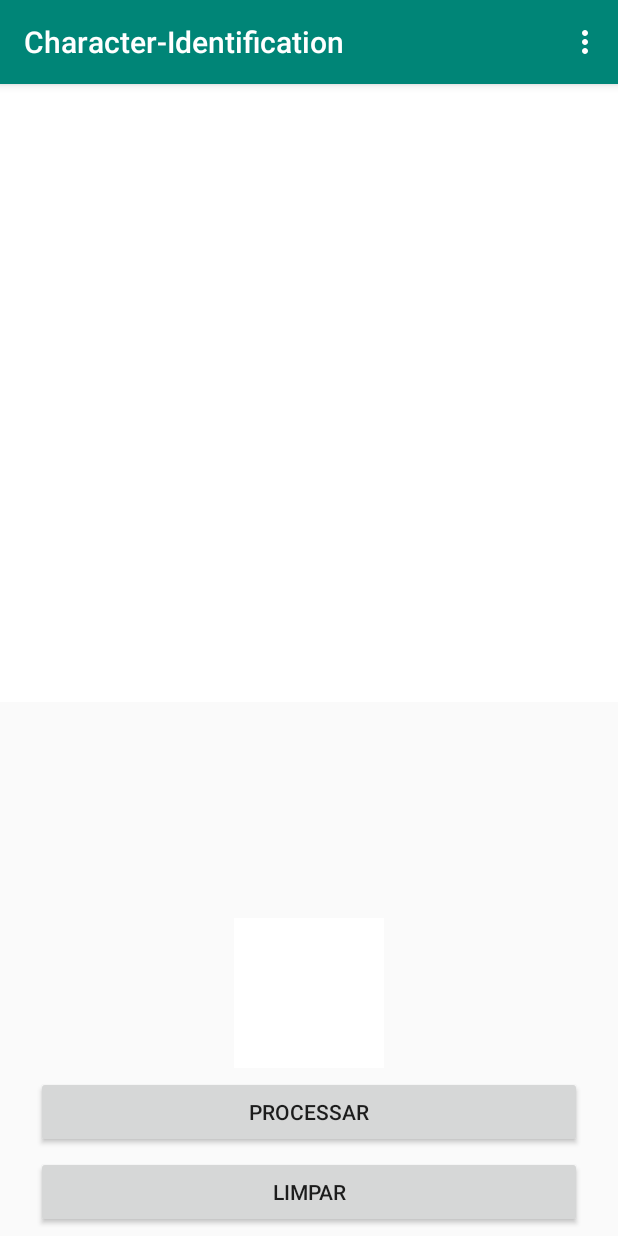
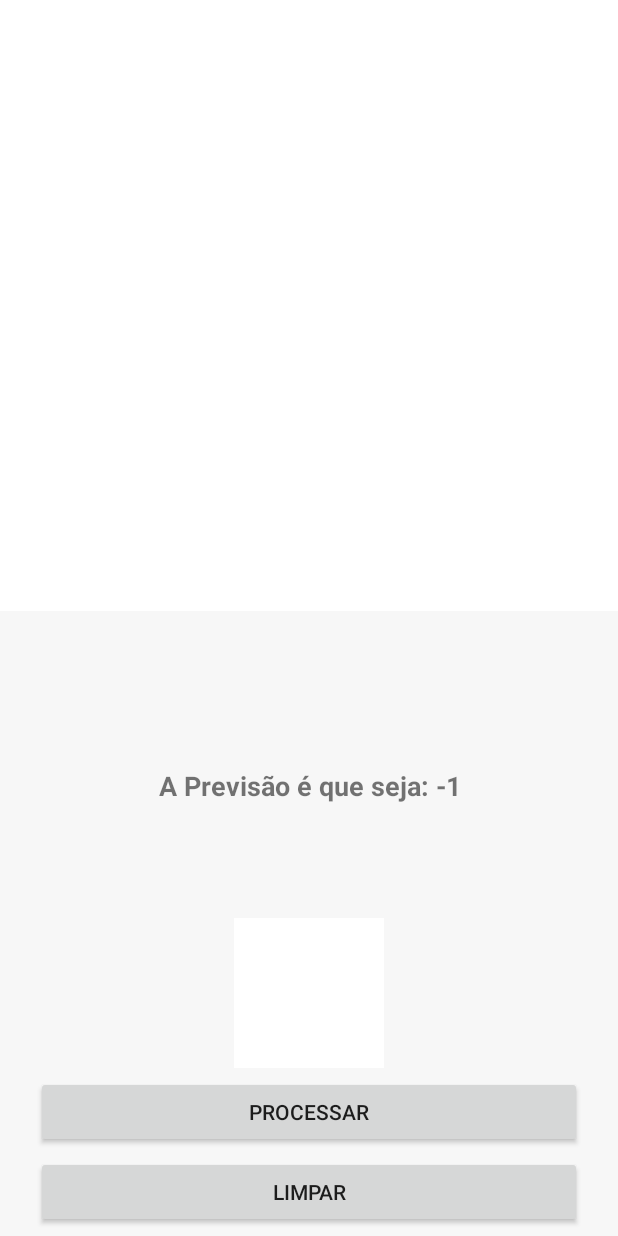
Before and after one commit to GustavoSantosCS/Character-Identification, an Android app: the screen it shows after launch (MainActivity), after a tap on "PROCESSAR", on a phone screen of 412 x 824 dp. Run offline under Robolectric (Android 15) with nearby library versions, the phone set to English and light mode, and no system bars; libraries missing offline, so code that uses them is left out: org.tensorflow.lite; 2 statements that could not run were skipped.

Commit message:
ajustes visualis

```diff
--- a/app/src/main/AndroidManifest.xml
+++ b/app/src/main/AndroidManifest.xml
@@ -11,7 +11,7 @@
         android:label="@string/app_name"
         android:roundIcon="@mipmap/ic_launcher_round"
         android:supportsRtl="true"
-        android:theme="@style/AppTheme">
+        android:theme="@style/Theme.AppCompat.Light.NoActionBar">
         <activity android:name=".MainActivity">
             <intent-filter>
                 <action android:name="android.intent.action.MAIN" />
--- a/app/src/main/java/com/example/character_identification/MainActivity.java
+++ b/app/src/main/java/com/example/character_identification/MainActivity.java
@@ -51,6 +51,8 @@ public class MainActivity extends AppCompatActivity {
     private ImageView image;
     private Button btnProcessar;
     private Button btnLimpar;
+    private TextView previsao;
+
     @Override
     protected void onCreate(Bundle savedInstanceState) {
         super.onCreate(savedInstanceState);
@@ -59,6 +61,7 @@ public class MainActivity extends AppCompatActivity {
         paintView = (PaintView) findViewById(R.id.paintView);
         btnLimpar = findViewById(R.id.btnLimpar);
         btnProcessar = findViewById(R.id.btnProcessar);
+        previsao = findViewById(R.id.previsao);
         DisplayMetrics metrics = new DisplayMetrics();
         getWindowManager().getDefaultDisplay().getMetrics(metrics);
         paintView.init(metrics);
@@ -76,35 +79,9 @@ public class MainActivity extends AppCompatActivity {
         btnProcessar.setOnClickListener(new View.OnClickListener() {
             @Override
             public void onClick(View view) {
-                paintView.processar(image);
+                paintView.processar(image, previsao);
             }
         });
     }
 
-    @Override
-    public boolean onCreateOptionsMenu(Menu menu) {
-        MenuInflater menuInflater = getMenuInflater();
-        menuInflater.inflate(R.menu.main, menu);
-        return super.onCreateOptionsMenu(menu);
-    }
-
-    @RequiresApi(api = Build.VERSION_CODES.KITKAT)
-    @Override
-    public boolean onOptionsItemSelected(MenuItem item) {
-        switch (item.getItemId()) {
-            case R.id.processar:
-                paintView.processar(image);
-                return true;
-            case R.id.limpar:
-                    paintView.limpar();
-                return true;
-        }
-
-        return super.onOptionsItemSelected(item);
-    }
-
-
-
-
-
 }
--- a/app/src/main/java/com/example/character_identification/PaintView.java
+++ b/app/src/main/java/com/example/character_identification/PaintView.java
@@ -19,6 +19,7 @@ import android.util.DisplayMetrics;
 import android.view.MotionEvent;
 import android.view.View;
 import android.widget.ImageView;
+import android.widget.TextView;
 import android.widget.Toast;
 
 
@@ -122,16 +123,16 @@ public class PaintView extends View {
     }
 
     @RequiresApi(api = Build.VERSION_CODES.KITKAT)
-    public void processar(ImageView image) {
+    public void processar(ImageView image, TextView previsão) {
         Bitmap resizedBitmap = Bitmap.createScaledBitmap(
                 mBitmap, 28, 28, false);
 
         image.setImageBitmap(resizedBitmap);
         convertBitmapToByteBuffer(resizedBitmap);
         tflite.run(imgData, result);
-        Toast toast = Toast.makeText(context, String.valueOf(argmax(result[0])), Toast.LENGTH_LONG);
-        toast.show();
+        int previsao = argmax(result[0]);
 
+        previsão.setText(String.format("A Previsão é que seja: %d", previsao));
     }
 
     private void convertBitmapToByteBuffer(Bitmap bitmap) {
--- a/app/src/main/res/layout/activity_main.xml
+++ b/app/src/main/res/layout/activity_main.xml
@@ -5,6 +5,7 @@
     android:id="@+id/activity_main"
     android:layout_width="match_parent"
     android:layout_height="match_parent"
+    android:background="#20DEDEDE"
     tools:context="com.example.character_identification.MainActivity">
 
     <com.example.character_identification.PaintView
@@ -13,13 +14,12 @@
         android:layout_height="wrap_content"
         android:padding="5dp"
         android:paddingStart="5dp"
+
         android:paddingLeft="5dp"
         android:paddingTop="5dp"
         android:paddingEnd="5dp"
-        app:layout_constraintBottom_toTopOf="@+id/rederizado"
-        app:layout_constraintStart_toStartOf="parent"
-        app:layout_constraintTop_toTopOf="parent"
-        app:layout_constraintVertical_bias="0.0" />
+        app:layout_constraintBottom_toBottomOf="@+id/btnLimpar"
+        app:layout_constraintStart_toStartOf="parent" />
 
     <ImageView
         android:id="@+id/rederizado"
@@ -57,4 +57,19 @@
         app:layout_constraintEnd_toEndOf="parent"
         app:layout_constraintStart_toStartOf="parent" />
 
+    <TextView
+        android:id="@+id/previsao"
+        android:layout_width="0dp"
+        android:layout_height="45dp"
+        android:layout_marginStart="24dp"
+        android:layout_marginTop="456dp"
+        android:layout_marginEnd="24dp"
+        android:textAlignment="center"
+        android:textSize="18sp"
+        android:textStyle="bold"
+        app:layout_constraintBottom_toTopOf="@+id/rederizado"
+        app:layout_constraintEnd_toEndOf="parent"
+        app:layout_constraintStart_toStartOf="parent"
+        app:layout_constraintTop_toTopOf="parent" />
+
 </androidx.constraintlayout.widget.ConstraintLayout>
--- a/app/src/main/res/menu/main.xml
+++ /dev/null
@@ -1,18 +0,0 @@
-<?xml version="1.0" encoding="utf-8"?>
-<menu xmlns:android="http://schemas.android.com/apk/res/android"
-    xmlns:app="http://schemas.android.com/apk/res-auto">
-
-
-    <item
-        android:id="@+id/processar"
-        app:showAsAction="never"
-        android:title="Processar"/>
-    <item
-    android:id="@+id/limpar"
-    app:showAsAction="never"
-    android:title="Limpar"/>
-
-
-
-
-</menu>
```
Also changed, not shown: 1 other file.
